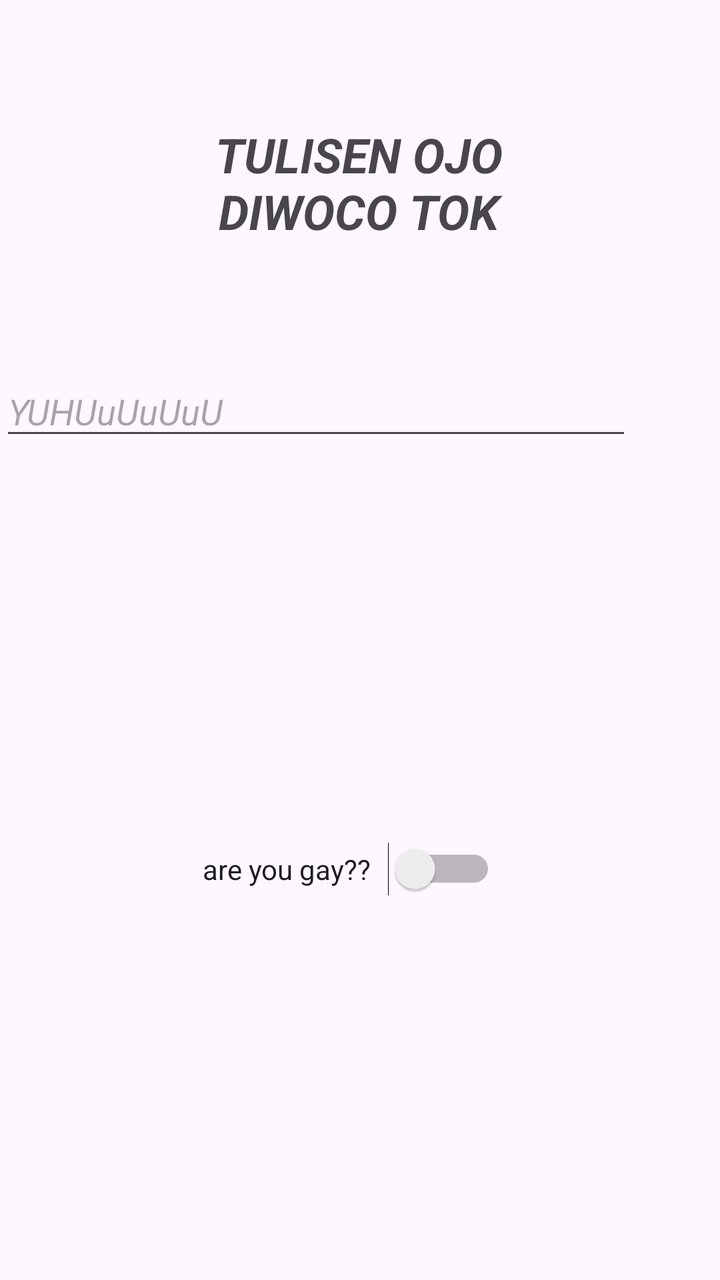
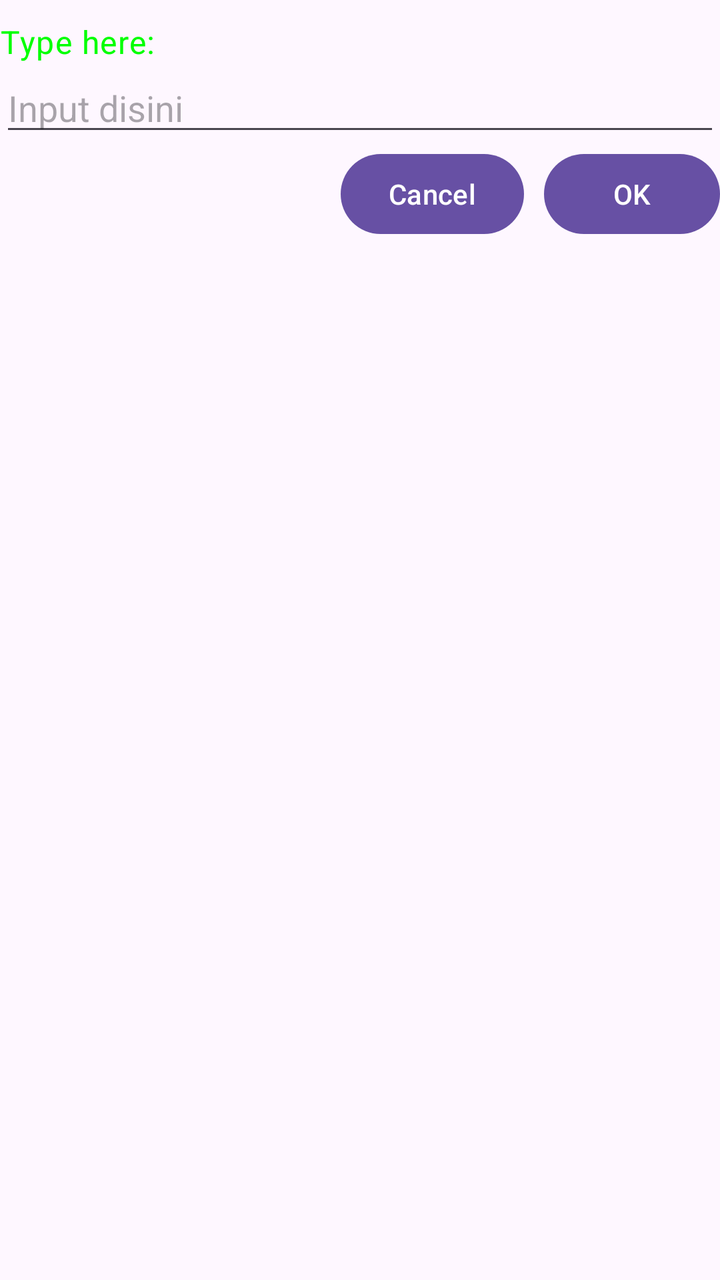

Two renders of the same Android screen: before a commit and after it. Below are the layout's source before the change and the commit's diff.
<!-- AndroidManifest.xml: application theme Theme.PPBPRAKTIK -->
<!-- res/layout/relative_layout.xml -->
<?xml version="1.0" encoding="utf-8"?>
<RelativeLayout xmlns:android="http://schemas.android.com/apk/res/android"
    android:layout_width="match_parent"
    android:layout_height="match_parent">

    <TextView
        android:id="@+id/textview1"
        android:layout_width="201dp"
        android:layout_height="86dp"
        android:layout_alignParentLeft="true"
        android:layout_alignParentTop="true"
        android:layout_marginLeft="79dp"
        android:layout_marginTop="51dp"
        android:paddingTop="10dp"
        android:text="TULISEN OJO DIWOCO TOK"
        android:textAlignment="center"
        android:textSize="24sp"
        android:textStyle="bold|italic" />

    <EditText
        android:id="@+id/entry"
        android:layout_width="316dp"
        android:layout_height="42dp"
        android:layout_below="@id/textview1"
        android:layout_marginTop="46dp"
        android:hint="YUHUuUuUuU"
        android:inputType="text"
        android:textStyle="italic" />

    <Button
        android:id="@+id/ok"
        android:layout_width="wrap_content"
        android:layout_height="wrap_content"
        android:layout_below="@id/entry"
        android:layout_alignParentRight="true"
        android:layout_marginLeft="10dp"
        android:layout_marginTop="450dp"
        android:layout_marginRight="47dp"
        android:text="OK" />

    <Button
        android:id="@+id/button"
        android:layout_width="wrap_content"
        android:layout_height="wrap_content"
        android:layout_alignTop="@id/ok"
        android:layout_marginTop="-9dp"
        android:layout_marginRight="157dp"
        android:layout_toLeftOf="@id/ok"
        android:text="Cancel" />

    <Switch
        android:id="@+id/switch1"
        android:layout_width="156dp"
        android:layout_height="53dp"
        android:layout_below="@+id/textview1"
        android:layout_alignEnd="@+id/entry"
        android:layout_marginTop="271dp"
        android:layout_marginEnd="68dp"
        android:text="are you gay??"
        android:textAlignment="center" />

</RelativeLayout>
<!-- resources referenced by this layout -->
<resources>
  <style name="Theme.PPBPRAKTIK" parent="Base.Theme.PPBPRAKTIK" />
  <style name="Base.Theme.PPBPRAKTIK" parent="Theme.Material3.DayNight.NoActionBar">
          
          
      </style>
</resources>

<!-- the commit's change to res/layout/relative_layout.xml (unified diff, before → after) -->
@@ -4,59 +4,37 @@
     android:layout_height="match_parent">
 
     <TextView
+        android:layout_width="wrap_content"
+        android:layout_height="wrap_content"
+        android:text="Type here:"
         android:id="@+id/textview1"
-        android:layout_width="201dp"
-        android:layout_height="86dp"
+        android:paddingTop="10dp"
+        android:layout_alignParentTop="true"
         android:layout_alignParentLeft="true"
-        android:layout_alignParentTop="true"
-        android:layout_marginLeft="79dp"
-        android:layout_marginTop="51dp"
-        android:paddingTop="10dp"
-        android:text="TULISEN OJO DIWOCO TOK"
-        android:textAlignment="center"
-        android:textSize="24sp"
-        android:textStyle="bold|italic" />
+        style="@style/GreenText"/>
 
     <EditText
+        android:layout_width="match_parent"
+        android:layout_height="wrap_content"
+        android:hint="Input disini"
+        android:inputType="text"
         android:id="@+id/entry"
-        android:layout_width="316dp"
-        android:layout_height="42dp"
-        android:layout_below="@id/textview1"
-        android:layout_marginTop="46dp"
-        android:hint="YUHUuUuUuU"
-        android:inputType="text"
-        android:textStyle="italic" />
+        android:layout_below="@id/textview1" />
 
     <Button
-        android:id="@+id/ok"
         android:layout_width="wrap_content"
         android:layout_height="wrap_content"
+        android:text="OK"
         android:layout_below="@id/entry"
+        android:id="@+id/ok"
         android:layout_alignParentRight="true"
-        android:layout_marginLeft="10dp"
-        android:layout_marginTop="450dp"
-        android:layout_marginRight="47dp"
-        android:text="OK" />
+        android:layout_marginLeft="10dp" />
 
     <Button
-        android:id="@+id/button"
         android:layout_width="wrap_content"
         android:layout_height="wrap_content"
-        android:layout_alignTop="@id/ok"
-        android:layout_marginTop="-9dp"
-        android:layout_marginRight="157dp"
+        android:text="Cancel"
         android:layout_toLeftOf="@id/ok"
-        android:text="Cancel" />
-
-    <Switch
-        android:id="@+id/switch1"
-        android:layout_width="156dp"
-        android:layout_height="53dp"
-        android:layout_below="@+id/textview1"
-        android:layout_alignEnd="@+id/entry"
-        android:layout_marginTop="271dp"
-        android:layout_marginEnd="68dp"
-        android:text="are you gay??"
-        android:textAlignment="center" />
+        android:layout_alignTop="@id/ok" />
 
 </RelativeLayout>
<!-- resource entries referenced after the edit -->
@@ -1,5 +1,8 @@
 <!-- resources referenced by this layout -->
 <resources>
+  <style name="GreenText" parent="TextAppearance.Material3.BodyLarge">
+          <item name="android:textColor">#00ff00</item>
+      </style>
   <style name="Theme.PPBPRAKTIK" parent="Base.Theme.PPBPRAKTIK" />
   <style name="Base.Theme.PPBPRAKTIK" parent="Theme.Material3.DayNight.NoActionBar">
           
